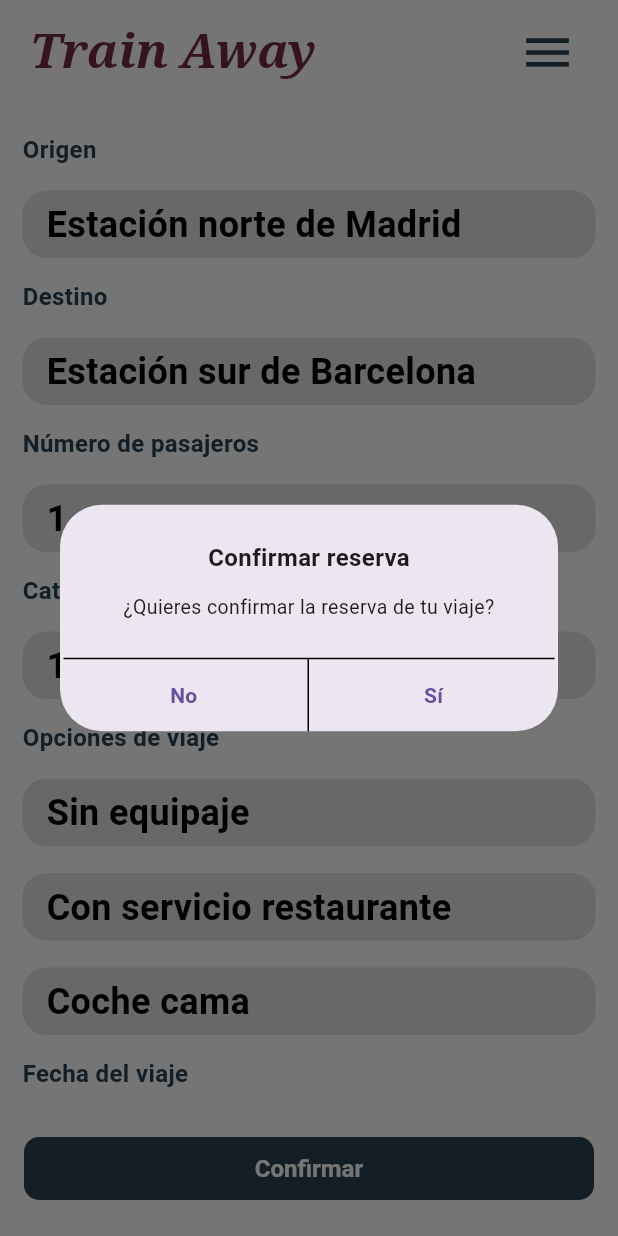
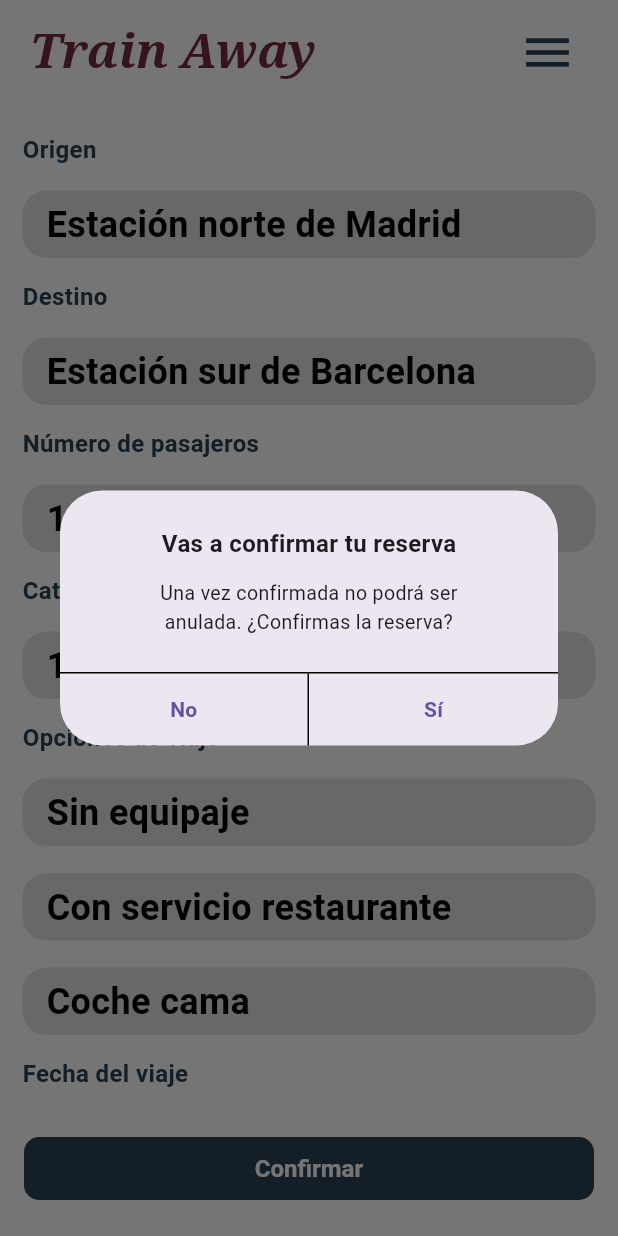
Before and after one commit to Charly30000/train_away, a Flutter app: the screen it shows after launch, after a tap on "Confirmar", on a phone screen of 412 x 824 dp. Run offline on Flutter 3.47's test engine with Material 3 defaults, Android fonts, the phone set to English and light mode, and no system bars.

Commit message:
fix: added new changes about branch from Andres

```diff
--- a/lib/screens/confirmacion_reserva/confirmacion_reserva.dart
+++ b/lib/screens/confirmacion_reserva/confirmacion_reserva.dart
@@ -24,22 +24,26 @@ class ConfirmacionReserva extends StatelessWidget {
 
   final int fechaHoraViajeMs;
 
-  Future<void> _confirmarReserva(BuildContext context) async {
+  Future<void> _showConfirmationDialog(BuildContext context) async {
     final confirmado = await showDialog<bool>(
-      context: context,
-      builder: (context) => const ConfirmationDialog(
-        title: 'Confirmar reserva',
-        message: '¿Quieres confirmar la reserva de tu viaje?',
-      ),
+        context: context,
+        builder: (context) =>
+        const ConfirmationDialog(
+            title: 'Vas a confirmar tu reserva',
+            message: 'Una vez confirmada no podrá ser anulada. ¿Confirmas la reserva?'
+        )
     );
-
     if (confirmado == true) {
-      _realizarReserva();
+      _realizarReserva(context);
     }
   }
 
-  void _realizarReserva() {
-    // TODO: Implementar la logica para realizar la reserva del viaje.
+  void _realizarReserva(BuildContext context) {
+    Navigator.of(context).push(
+      MaterialPageRoute(
+        builder: (context) => const OtraVista(),
+      ),
+    );
   }
 
   String _formatearFecha(DateTime fecha) {
@@ -92,7 +96,7 @@ class ConfirmacionReserva extends StatelessWidget {
               padding: const EdgeInsets.symmetric(horizontal: 16, vertical: 24),
               child: BotonInferior(
                 texto: 'Confirmar',
-                onPressed: () => _confirmarReserva(context),
+                onPressed: () => _showConfirmationDialog(context),
               ),
             ),
           ],
```
